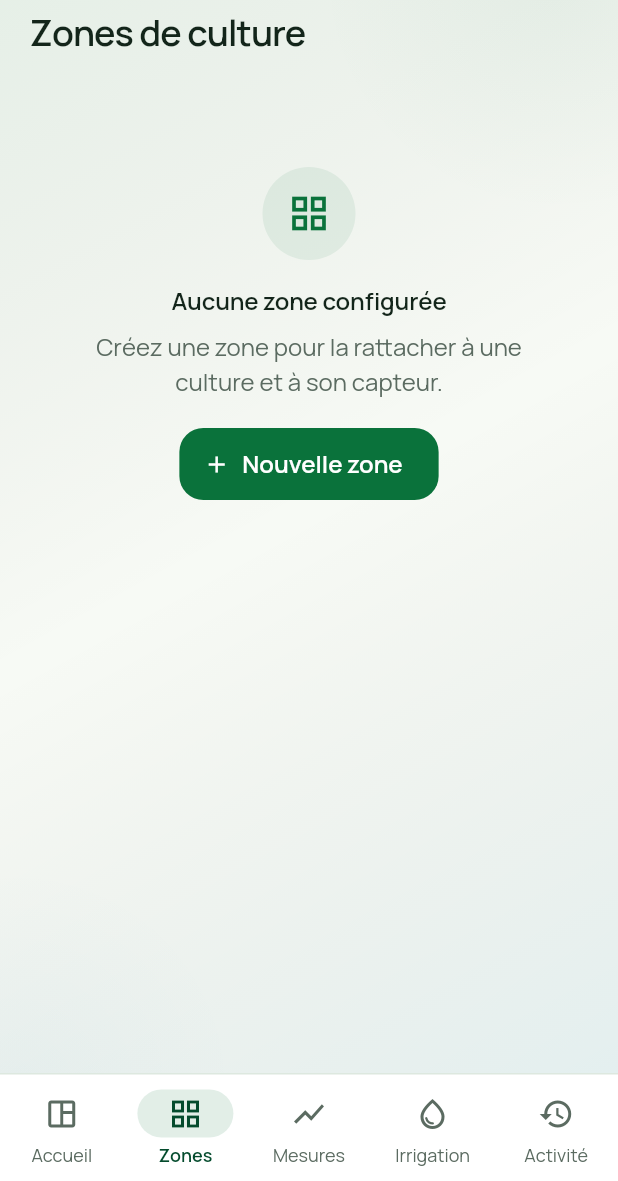
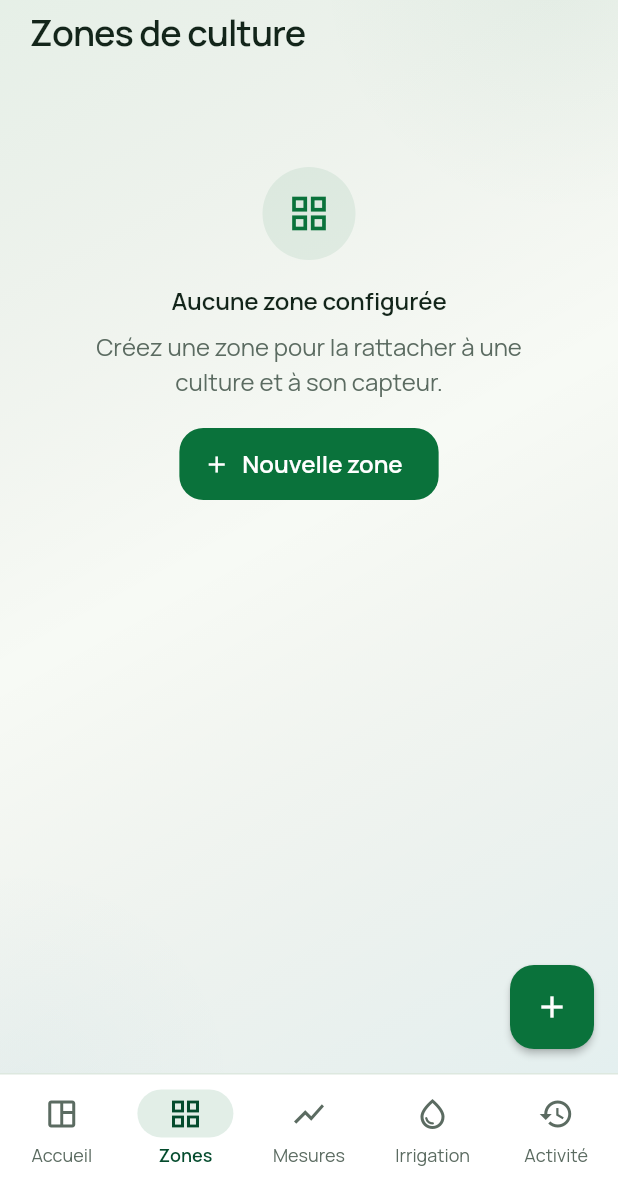
Before and after one commit to mamoudoutogo1234-coder/Sertech, a Flutter app: the ZonesScreen screen opened by its route, on a phone screen of 412 x 824 dp, the part 55-1236 px from its top. Run offline on Flutter 3.47's test engine with Material 3 defaults, Android fonts, the phone set to English and light mode, and no system bars; our stand-ins replace connectivity_plus, equatable, flutter_riverpod, go_router, shared_preferences, supabase_flutter; accounts and stored records are empty.

Commit message:
AJout zone

```diff
--- a/lib/features/zones/presentation/zones_screen.dart
+++ b/lib/features/zones/presentation/zones_screen.dart
@@ -25,6 +25,11 @@ class ZonesScreen extends ConsumerWidget {
     final zonesAsync = ref.watch(zonesProvider);
 
     return SertechScaffold(
+      floatingActionButton: FloatingActionButton(
+        onPressed: () => showZoneFormSheet(context),
+        tooltip: l10n.createZone,
+        child: const Icon(Icons.add),
+      ),
       body: zonesAsync.when(
         loading: () => ListView(
           physics: const AlwaysScrollableScrollPhysics(),
```
